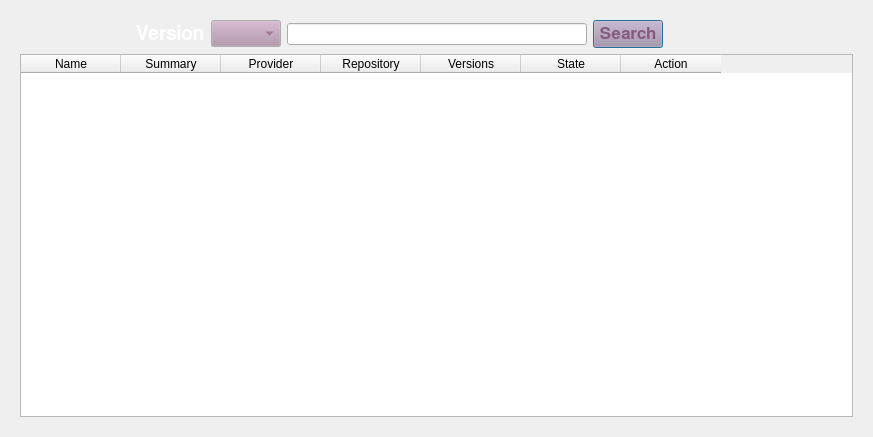
Qt form ui/dialog_addons.ui (myrrkel/odoo_one) before a commit.
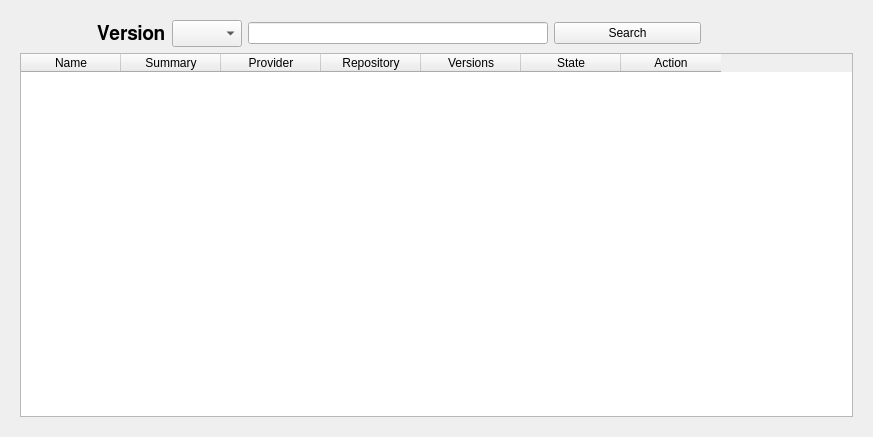
The same form after that commit.

The edit to the form file:
```diff
--- a/ui/dialog_addons.ui
+++ b/ui/dialog_addons.ui
@@ -17,10 +17,7 @@
    </sizepolicy>
   </property>
   <property name="windowTitle">
-   <string>Addons</string>
-  </property>
-  <property name="styleSheet">
-   <string notr="true">dialog_menu {background-color: qlineargradient(spread:pad, x1:0, y1:0, x2:1, y2:1, stop:0.0944206 rgba(153, 102, 139, 255), stop:0.896996 rgba(83, 63, 79, 255));}</string>
+   <string>Odoo One - Community Addons</string>
   </property>
   <layout class="QGridLayout" name="gridLayout">
    <item row="0" column="0">
@@ -35,125 +32,7 @@
       <item>
        <layout class="QHBoxLayout" name="horizontalLayout">
         <item alignment="Qt::AlignRight">
-         <widget class="QLabel" name="label_2">
-          <property name="palette">
-           <palette>
-            <active>
-             <colorrole role="WindowText">
-              <brush brushstyle="SolidPattern">
-               <color alpha="255">
-                <red>255</red>
-                <green>255</green>
-                <blue>255</blue>
-               </color>
-              </brush>
-             </colorrole>
-             <colorrole role="Text">
-              <brush brushstyle="SolidPattern">
-               <color alpha="255">
-                <red>255</red>
-                <green>255</green>
-                <blue>255</blue>
-               </color>
-              </brush>
-             </colorrole>
-             <colorrole role="ButtonText">
-              <brush brushstyle="SolidPattern">
-               <color alpha="255">
-                <red>255</red>
-                <green>255</green>
-                <blue>255</blue>
-               </color>
-              </brush>
-             </colorrole>
-             <colorrole role="PlaceholderText">
-              <brush brushstyle="NoBrush">
-               <color alpha="128">
-                <red>255</red>
-                <green>255</green>
-                <blue>255</blue>
-               </color>
-              </brush>
-             </colorrole>
-            </active>
-            <inactive>
-             <colorrole role="WindowText">
-              <brush brushstyle="SolidPattern">
-               <color alpha="255">
-                <red>255</red>
-                <green>255</green>
-                <blue>255</blue>
-               </color>
-              </brush>
-             </colorrole>
-             <colorrole role="Text">
-              <brush brushstyle="SolidPattern">
-               <color alpha="255">
-                <red>255</red>
-                <green>255</green>
-                <blue>255</blue>
-               </color>
-              </brush>
-             </colorrole>
-             <colorrole role="ButtonText">
-              <brush brushstyle="SolidPattern">
-               <color alpha="255">
-                <red>255</red>
-                <green>255</green>
-                <blue>255</blue>
-               </color>
-              </brush>
-             </colorrole>
-             <colorrole role="PlaceholderText">
-              <brush brushstyle="NoBrush">
-               <color alpha="128">
-                <red>255</red>
-                <green>255</green>
-                <blue>255</blue>
-               </color>
-              </brush>
-             </colorrole>
-            </inactive>
-            <disabled>
-             <colorrole role="WindowText">
-              <brush brushstyle="SolidPattern">
-               <color alpha="255">
-                <red>67</red>
-                <green>45</green>
-                <blue>61</blue>
-               </color>
-              </brush>
-             </colorrole>
-             <colorrole role="Text">
-              <brush brushstyle="SolidPattern">
-               <color alpha="255">
-                <red>67</red>
-                <green>45</green>
-                <blue>61</blue>
-               </color>
-              </brush>
-             </colorrole>
-             <colorrole role="ButtonText">
-              <brush brushstyle="SolidPattern">
-               <color alpha="255">
-                <red>67</red>
-                <green>45</green>
-                <blue>61</blue>
-               </color>
-              </brush>
-             </colorrole>
-             <colorrole role="PlaceholderText">
-              <brush brushstyle="NoBrush">
-               <color alpha="128">
-                <red>255</red>
-                <green>255</green>
-                <blue>255</blue>
-               </color>
-              </brush>
-             </colorrole>
-            </disabled>
-           </palette>
-          </property>
+         <widget class="QLabel" name="label_version">
           <property name="font">
            <font>
             <family>FreeSans</family>
@@ -190,124 +69,6 @@
             <height>16777215</height>
            </size>
           </property>
-          <property name="palette">
-           <palette>
-            <active>
-             <colorrole role="Button">
-              <brush brushstyle="SolidPattern">
-               <color alpha="255">
-                <red>178</red>
-                <green>146</green>
-                <blue>169</blue>
-               </color>
-              </brush>
-             </colorrole>
-             <colorrole role="Text">
-              <brush brushstyle="SolidPattern">
-               <color alpha="255">
-                <red>98</red>
-                <green>73</green>
-                <blue>91</blue>
-               </color>
-              </brush>
-             </colorrole>
-             <colorrole role="ButtonText">
-              <brush brushstyle="SolidPattern">
-               <color alpha="255">
-                <red>135</red>
-                <green>90</green>
-                <blue>123</blue>
-               </color>
-              </brush>
-             </colorrole>
-             <colorrole role="PlaceholderText">
-              <brush brushstyle="SolidPattern">
-               <color alpha="128">
-                <red>98</red>
-                <green>73</green>
-                <blue>91</blue>
-               </color>
-              </brush>
-             </colorrole>
-            </active>
-            <inactive>
-             <colorrole role="Button">
-              <brush brushstyle="SolidPattern">
-               <color alpha="255">
-                <red>178</red>
-                <green>146</green>
-                <blue>169</blue>
-               </color>
-              </brush>
-             </colorrole>
-             <colorrole role="Text">
-              <brush brushstyle="SolidPattern">
-               <color alpha="255">
-                <red>98</red>
-                <green>73</green>
-                <blue>91</blue>
-               </color>
-              </brush>
-             </colorrole>
-             <colorrole role="ButtonText">
-              <brush brushstyle="SolidPattern">
-               <color alpha="255">
-                <red>135</red>
-                <green>90</green>
-                <blue>123</blue>
-               </color>
-              </brush>
-             </colorrole>
-             <colorrole role="PlaceholderText">
-              <brush brushstyle="SolidPattern">
-               <color alpha="128">
-                <red>98</red>
-                <green>73</green>
-                <blue>91</blue>
-               </color>
-              </brush>
-             </colorrole>
-            </inactive>
-            <disabled>
-             <colorrole role="Button">
-              <brush brushstyle="SolidPattern">
-               <color alpha="255">
-                <red>178</red>
-                <green>146</green>
-                <blue>169</blue>
-               </color>
-              </brush>
-             </colorrole>
-             <colorrole role="Text">
-              <brush brushstyle="SolidPattern">
-               <color alpha="255">
-                <red>190</red>
-                <green>190</green>
-                <blue>190</blue>
-               </color>
-              </brush>
-             </colorrole>
-             <colorrole role="ButtonText">
-              <brush brushstyle="SolidPattern">
-               <color alpha="255">
-                <red>190</red>
-                <green>190</green>
-                <blue>190</blue>
-               </color>
-              </brush>
-             </colorrole>
-             <colorrole role="PlaceholderText">
-              <brush brushstyle="SolidPattern">
-               <color alpha="128">
-                <red>0</red>
-                <green>0</green>
-                <blue>0</blue>
-               </color>
-              </brush>
-             </colorrole>
-            </disabled>
-           </palette>
-          </property>
           <property name="font">
            <font>
             <pointsize>12</pointsize>
@@ -335,147 +96,12 @@
         </item>
         <item>
          <widget class="QPushButton" name="push_button_search">
-          <property name="minimumSize">
-           <size>
-            <width>70</width>
-            <height>28</height>
-           </size>
-          </property>
-          <property name="maximumSize">
-           <size>
-            <width>70</width>
-            <height>16777215</height>
-           </size>
-          </property>
-          <property name="palette">
-           <palette>
-            <active>
-             <colorrole role="Button">
-              <brush brushstyle="SolidPattern">
-               <color alpha="255">
-                <red>178</red>
-                <green>146</green>
-                <blue>169</blue>
-               </color>
-              </brush>
-             </colorrole>
-             <colorrole role="Text">
-              <brush brushstyle="SolidPattern">
-               <color alpha="255">
-                <red>98</red>
-                <green>73</green>
-                <blue>91</blue>
-               </color>
-              </brush>
-             </colorrole>
-             <colorrole role="ButtonText">
-              <brush brushstyle="SolidPattern">
-               <color alpha="255">
-                <red>135</red>
-                <green>90</green>
-                <blue>123</blue>
-               </color>
-              </brush>
-             </colorrole>
-             <colorrole role="PlaceholderText">
-              <brush brushstyle="SolidPattern">
-               <color alpha="128">
-                <red>98</red>
-                <green>73</green>
-                <blue>91</blue>
-               </color>
-              </brush>
-             </colorrole>
-            </active>
-            <inactive>
-             <colorrole role="Button">
-              <brush brushstyle="SolidPattern">
-               <color alpha="255">
-                <red>178</red>
-                <green>146</green>
-                <blue>169</blue>
-               </color>
-              </brush>
-             </colorrole>
-             <colorrole role="Text">
-              <brush brushstyle="SolidPattern">
-               <color alpha="255">
-                <red>98</red>
-                <green>73</green>
-                <blue>91</blue>
-               </color>
-              </brush>
-             </colorrole>
-             <colorrole role="ButtonText">
-              <brush brushstyle="SolidPattern">
-               <color alpha="255">
-                <red>135</red>
-                <green>90</green>
-                <blue>123</blue>
-               </color>
-              </brush>
-             </colorrole>
-             <colorrole role="PlaceholderText">
-              <brush brushstyle="SolidPattern">
-               <color alpha="128">
-                <red>98</red>
-                <green>73</green>
-                <blue>91</blue>
-               </color>
-              </brush>
-             </colorrole>
-            </inactive>
-            <disabled>
-             <colorrole role="Button">
-              <brush brushstyle="SolidPattern">
-               <color alpha="255">
-                <red>178</red>
-                <green>146</green>
-                <blue>169</blue>
-               </color>
-              </brush>
-             </colorrole>
-             <colorrole role="Text">
-              <brush brushstyle="SolidPattern">
-               <color alpha="255">
-                <red>190</red>
-                <green>190</green>
-                <blue>190</blue>
-               </color>
-              </brush>
-             </colorrole>
-             <colorrole role="ButtonText">
-              <brush brushstyle="SolidPattern">
-               <color alpha="255">
-                <red>190</red>
-                <green>190</green>
-                <blue>190</blue>
-               </color>
-              </brush>
-             </colorrole>
-             <colorrole role="PlaceholderText">
-              <brush brushstyle="SolidPattern">
-               <color alpha="128">
-                <red>0</red>
-                <green>0</green>
-                <blue>0</blue>
-               </color>
-              </brush>
-             </colorrole>
-            </disabled>
-           </palette>
-          </property>
-          <property name="font">
-           <font>
-            <family>FreeSans</family>
-            <pointsize>13</pointsize>
-            <weight>75</weight>
-            <bold>true</bold>
-           </font>
-          </property>
           <property name="text">
            <string>Search</string>
           </property>
+          <property name="autoDefault">
+           <bool>false</bool>
+          </property>
          </widget>
         </item>
         <item>
```
